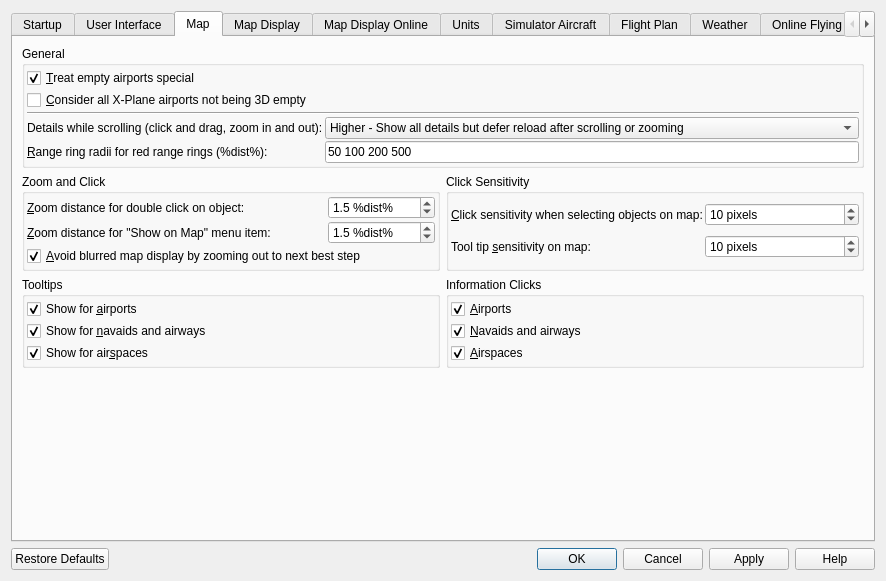
Old version of the form src/options/options.ui in the repository albar965/littlenavmap.
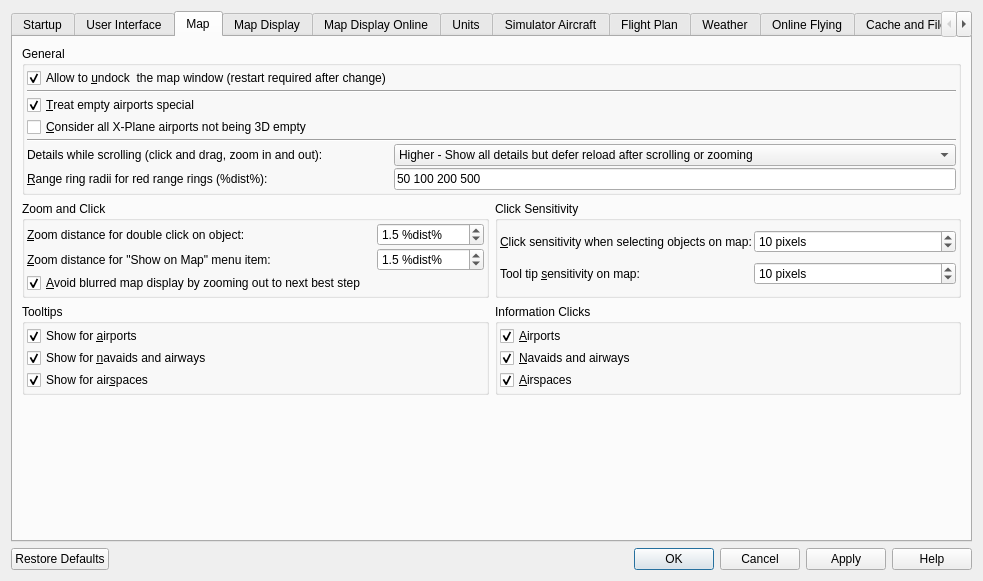
New version of the form. The open tabs and pages were chosen to show the change.

Commit message: Added option to disable map window undocking which causes several issues when resizing dock windows or the main window.

Diff of the .ui file:
```diff
--- a/src/options/options.ui
+++ b/src/options/options.ui
@@ -6,7 +6,7 @@
    <rect>
     <x>0</x>
     <y>0</y>
-    <width>886</width>
+    <width>983</width>
     <height>581</height>
    </rect>
   </property>
@@ -936,44 +936,34 @@
           <property name="spacing">
            <number>2</number>
           </property>
-          <item row="3" column="0">
-           <widget class="QLabel" name="labelOptionsMapScrollDetails">
+          <item row="0" column="0">
+           <widget class="QCheckBox" name="checkBoxOptionsMapUndock">
+            <property name="toolTip">
+             <string>Allows to undock and put the map window into a floating state. 
+This can cause several unwanted effects when arranging dock windows. 
+Uncheck this if you do experience strange effects when resizing dock windows.
+Restart the program after changing this option. You might also need to reset the window layout.</string>
+            </property>
             <property name="text">
-             <string>Details while scrolling (click and drag, zoom in and out):</string>
+             <string>Allow to &amp;undock  the map window (restart required after change)</string>
             </property>
-            <property name="buddy">
-             <cstring>comboBoxMapScrollDetails</cstring>
+            <property name="checked">
+             <bool>true</bool>
             </property>
            </widget>
           </item>
-          <item row="3" column="1">
-           <widget class="QComboBox" name="comboBoxMapScrollDetails">
-            <property name="currentIndex">
-             <number>1</number>
+          <item row="6" column="1">
+           <widget class="QLineEdit" name="lineEditOptionsMapRangeRings">
+            <property name="toolTip">
+             <string>Space separated list of range ring radii.
+A range ring will be added for each radius value.</string>
             </property>
-            <item>
-             <property name="text">
-              <string>Full - Show details and reload all data while scrolling or zooming</string>
-             </property>
-            </item>
-            <item>
-             <property name="text">
-              <string>Higher - Show all details but defer reload after scrolling or zooming</string>
-             </property>
-            </item>
-            <item>
-             <property name="text">
-              <string>Normal - Use limited details during scrolling and reload after scrolling or zooming</string>
-             </property>
-            </item>
-            <item>
-             <property name="text">
-              <string>None - Do not display any airports or navaids while scrolling</string>
-             </property>
-            </item>
+            <property name="text">
+             <string>50 100 200 500</string>
+            </property>
            </widget>
           </item>
-          <item row="4" column="0">
+          <item row="6" column="0">
            <widget class="QLabel" name="labelOptionsMapRangeRings">
             <property name="toolTip">
              <string/>
@@ -986,7 +976,24 @@
             </property>
            </widget>
           </item>
-          <item row="0" column="0">
+          <item row="4" column="0" colspan="2">
+           <widget class="Line" name="line_6">
+            <property name="orientation">
+             <enum>Qt::Horizontal</enum>
+            </property>
+           </widget>
+          </item>
+          <item row="5" column="0">
+           <widget class="QLabel" name="labelOptionsMapScrollDetails">
+            <property name="text">
+             <string>Details while scrolling (click and drag, zoom in and out):</string>
+            </property>
+            <property name="buddy">
+             <cstring>comboBoxMapScrollDetails</cstring>
+            </property>
+           </widget>
+          </item>
+          <item row="2" column="0">
            <widget class="QCheckBox" name="checkBoxOptionsMapEmptyAirports">
             <property name="toolTip">
              <string>Empty airports are not add-ons, have no taxiways, no parking and no aprons.
@@ -1001,7 +1008,34 @@
             </property>
            </widget>
           </item>
-          <item row="1" column="0">
+          <item row="5" column="1">
+           <widget class="QComboBox" name="comboBoxMapScrollDetails">
+            <property name="currentIndex">
+             <number>1</number>
+            </property>
+            <item>
+             <property name="text">
+              <string>Full - Show details and reload all data while scrolling or zooming</string>
+             </property>
+            </item>
+            <item>
+             <property name="text">
+              <string>Higher - Show all details but defer reload after scrolling or zooming</string>
+             </property>
+            </item>
+            <item>
+             <property name="text">
+              <string>Normal - Use limited details during scrolling and reload after scrolling or zooming</string>
+             </property>
+            </item>
+            <item>
+             <property name="text">
+              <string>None - Do not display any airports or navaids while scrolling</string>
+             </property>
+            </item>
+           </widget>
+          </item>
+          <item row="3" column="0">
            <widget class="QCheckBox" name="checkBoxOptionsMapEmptyAirports3D">
             <property name="toolTip">
              <string>All X-Plane airports which are not 3D and not add-on
@@ -1017,19 +1051,8 @@
             </property>
            </widget>
           </item>
-          <item row="4" column="1">
-           <widget class="QLineEdit" name="lineEditOptionsMapRangeRings">
-            <property name="toolTip">
-             <string>Space separated list of range ring radii.
-A range ring will be added for each radius value.</string>
-            </property>
-            <property name="text">
-             <string>50 100 200 500</string>
-            </property>
-           </widget>
-          </item>
-          <item row="2" column="0" colspan="2">
-           <widget class="Line" name="line_6">
+          <item row="1" column="0" colspan="2">
+           <widget class="Line" name="line_11">
             <property name="orientation">
              <enum>Qt::Horizontal</enum>
             </property>
```
The commit also changes 4 other files.
